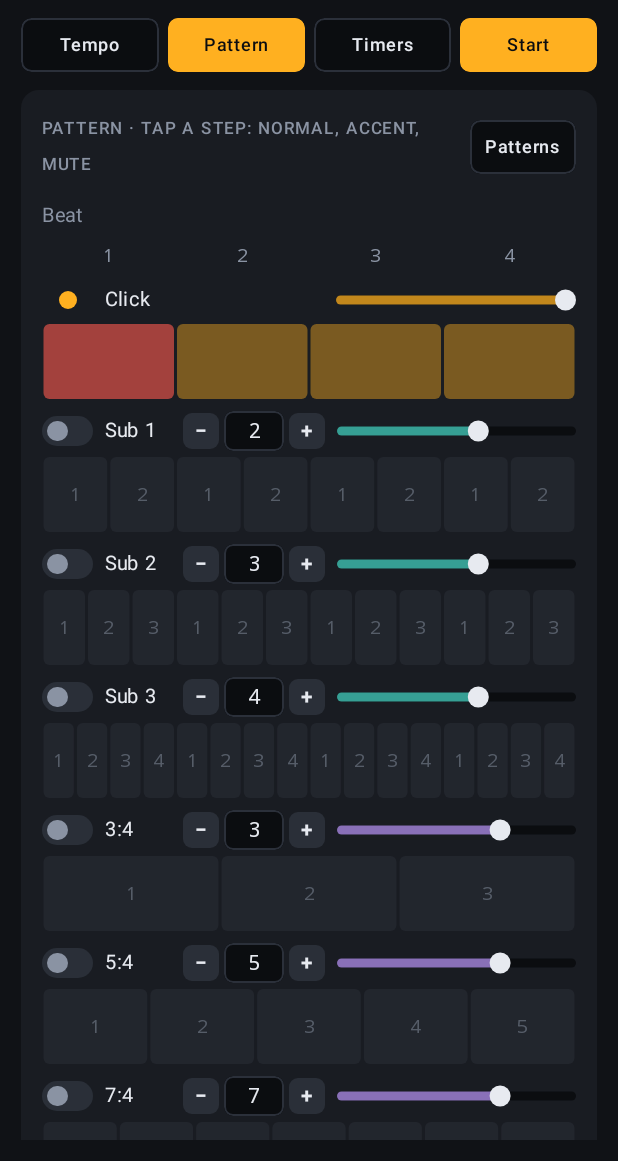
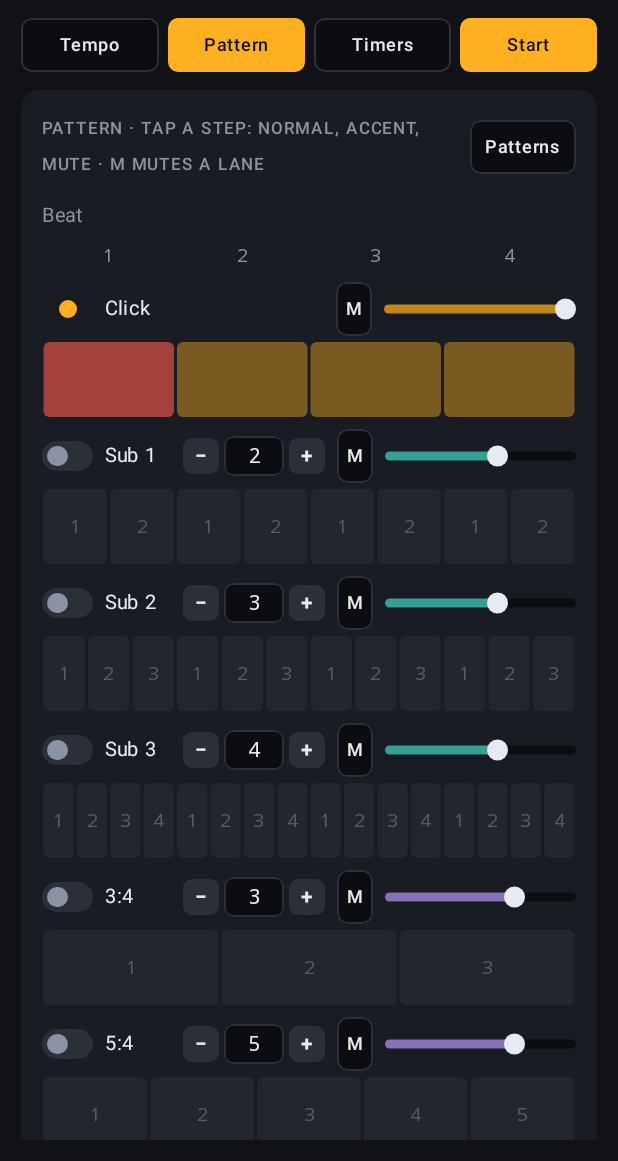
Before and after one commit to traxrobustus/glick, an Android app built with Jetpack Compose: the screen it shows after launch (MainActivity), after a tap on "Pattern", on a phone screen of 412 x 824 dp, the part 75-1236 px from its top. Run offline under Robolectric (Android 15) with nearby library versions, the phone set to English and light mode, and no system bars; 2 statements that could not run were skipped.

Commit message:
Add a mute-all button to every pattern lane
Co-Authored-By: Claude Fable 5.2 <noreply@anthropic.com>
Claude-Session: https://claude.ai/code/session_01XyNK1uEWgTUCv2z757Y4V2

```diff
--- a/app/src/commonMain/kotlin/glick/ui/App.kt
+++ b/app/src/commonMain/kotlin/glick/ui/App.kt
@@ -111,7 +111,7 @@ fun App(metronome: Metronome, midiPorts: () -> List<MidiPort>, audio: AudioOutpu
                 val silence = @Composable { m: Modifier -> SilencePanel(state, metronome::update, m.then(dim)) }
                 val sequencer = @Composable { m: Modifier ->
                     Panel(
-                        "Pattern · tap a step: normal, accent, mute",
+                        "Pattern · tap a step: normal, accent, mute · M mutes a lane",
                         m.then(dim),
                         trailing = { TextButton("Patterns", onClick = { showPatterns = true }) },
                     ) {
--- a/app/src/commonMain/kotlin/glick/ui/Sequencer.kt
+++ b/app/src/commonMain/kotlin/glick/ui/Sequencer.kt
@@ -42,7 +42,7 @@ import glick.core.StepState
 import glick.core.Transport
 import kotlin.math.ceil
 
-private val ControlsWidth = 270.dp
+private val ControlsWidth = 300.dp
 private val LaneHeight = 50.dp
 
 /**
@@ -96,6 +96,7 @@ fun Sequencer(
                 }
                 Label("Click", Modifier.width(44.dp))
                 Box(Modifier.width(94.dp))
+                MuteAll(state.beatSteps) { steps -> update { it.copy(beatSteps = steps) } }
                 LevelSlider(state.beatLevel, { v -> update { it.copy(beatLevel = v) } }, Modifier.weight(1f))
             },
         ) { gridModifier ->
@@ -120,6 +121,7 @@ fun Sequencer(
                     Toggle(line.enabled, { v -> update { s -> s.withSub(i) { it.copy(enabled = v) } } }, Palette.Sub)
                     Label("Sub ${i + 1}", Modifier.width(44.dp))
                     Stepper(line.division, { v -> update { s -> s.withSub(i) { it.copy(division = v) } } }, 1..MAX_DIVISION)
+                    MuteAll(line.steps) { steps -> update { s -> s.withSub(i) { it.copy(steps = steps) } } }
                     LevelSlider(
                         line.level, { v -> update { s -> s.withSub(i) { it.copy(level = v) } } },
                         Modifier.weight(1f), Palette.Sub,
@@ -151,6 +153,7 @@ fun Sequencer(
                     Toggle(voice.enabled, { v -> update { s -> s.withPoly(i) { it.copy(enabled = v) } } }, Palette.Poly)
                     Label("${voice.pulses}:$beats", Modifier.width(44.dp))
                     Stepper(voice.pulses, { v -> update { s -> s.withPoly(i) { it.copy(pulses = v) } } }, 1..MAX_POLY_PULSES)
+                    MuteAll(voice.steps) { steps -> update { s -> s.withPoly(i) { it.copy(steps = steps) } } }
                     LevelSlider(
                         voice.level, { v -> update { s -> s.withPoly(i) { it.copy(level = v) } } },
                         Modifier.weight(1f), Palette.Poly,
@@ -171,6 +174,23 @@ fun Sequencer(
             }
         }
     }
+}
+
+/**
+ * Mutes every step of a lane, ready for switching on only the wanted ones.
+ * When the lane is already fully muted it restores every step to normal.
+ */
+@Composable
+private fun MuteAll(steps: List<StepState>, onChange: (List<StepState>) -> Unit) {
+    val allMuted = steps.isNotEmpty() && steps.all { it == StepState.Mute }
+    TextButton(
+        "M",
+        onClick = { onChange(steps.map { if (allMuted) StepState.Normal else StepState.Mute }) },
+        modifier = Modifier.width(24.dp),
+        selected = allMuted,
+        color = Palette.Muted,
+        horizontalPadding = 0.dp,
+    )
 }
 
 private fun List<StepState>.cycled(index: Int): List<StepState> =
```
